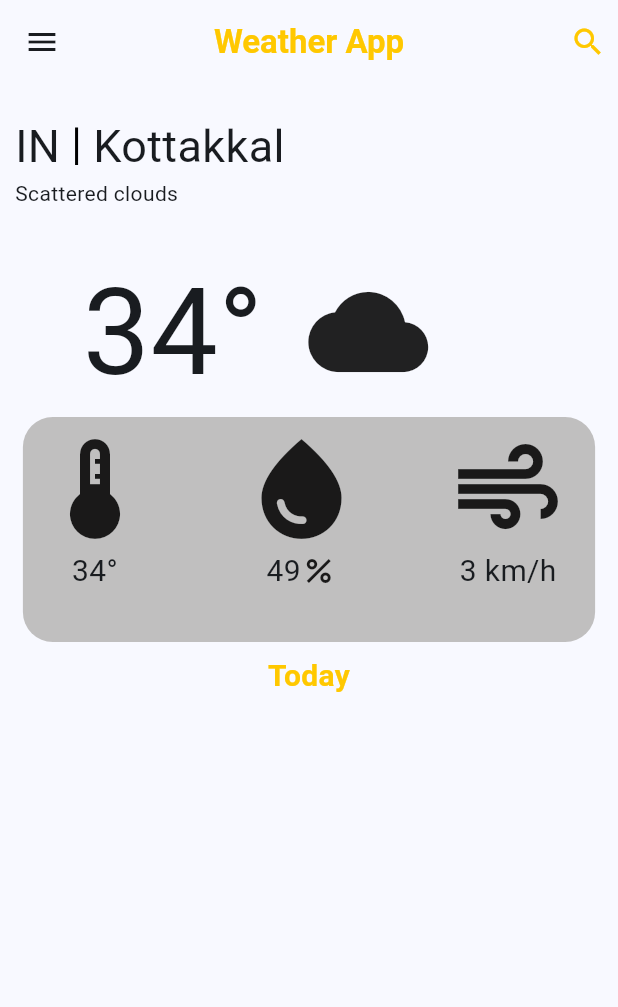
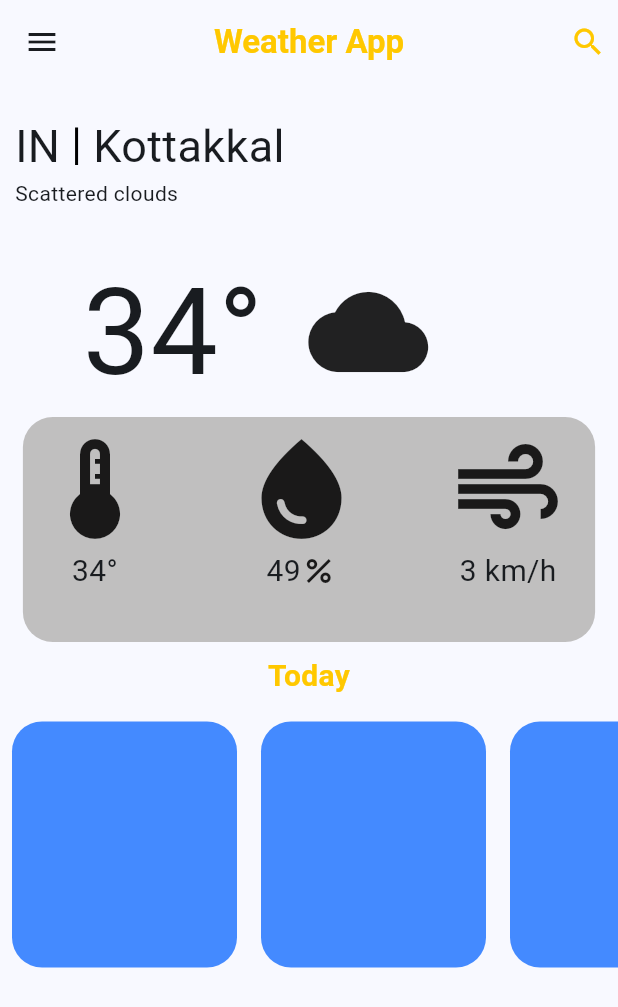
Before and after one commit to Akashellath/Dark-and-white-mode, a Flutter app: the screen it shows after launch, on a phone screen of 412 x 824 dp. Shown: the top 1007 px of the screen. Run offline on Flutter 3.47's test engine with Material 3 defaults, Android fonts, the phone set to English and light mode, and no system bars; our stand-ins replace adaptive_theme.

Commit message:
third commit

```diff
--- a/lib/main.dart
+++ b/lib/main.dart
@@ -208,6 +208,14 @@ class MyHomePage extends StatelessWidget {
                 color: Color.fromARGB(255, 255, 200, 0),
                 fontWeight: FontWeight.bold,fontSize: 20
               ),),
+            ),
+            SizedBox(height: 180,
+              child: ListView.builder(itemBuilder: (context, index) {
+                return Padding(
+                  padding: const EdgeInsets.all(8.0),
+                  child: Container(height: 150,width: 150,decoration: BoxDecoration(borderRadius: BorderRadius.circular(20),color: Colors.blueAccent,),),
+                );
+              },itemCount: 3,scrollDirection: Axis.horizontal,),
             )
           ],
         ));
```
